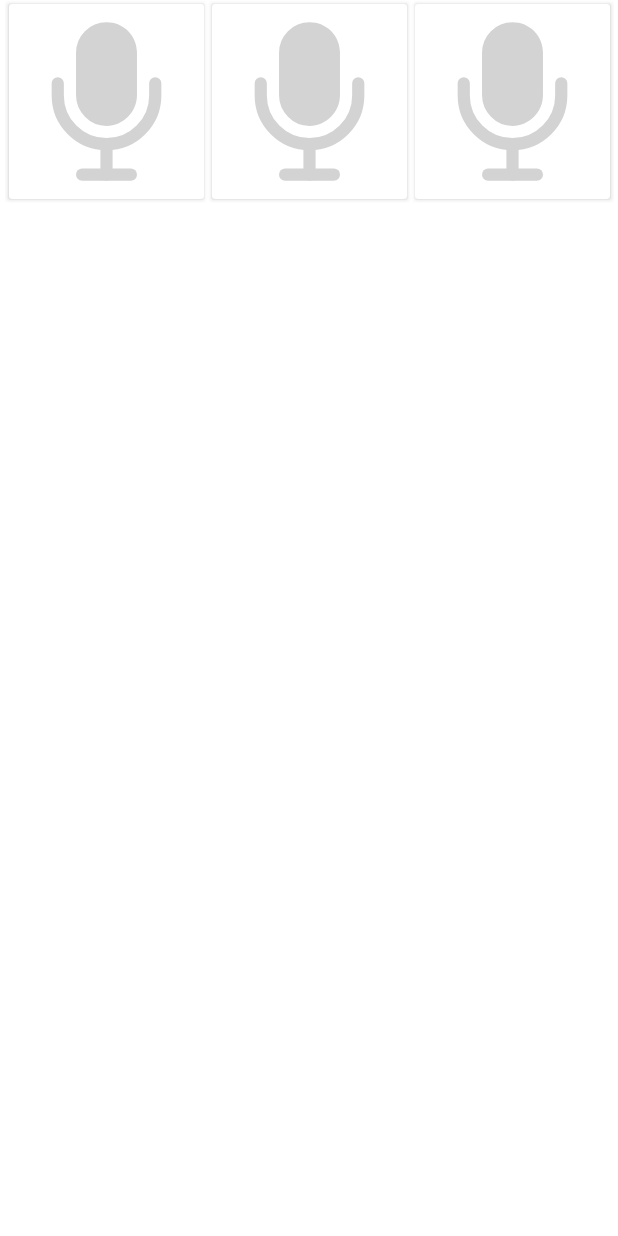
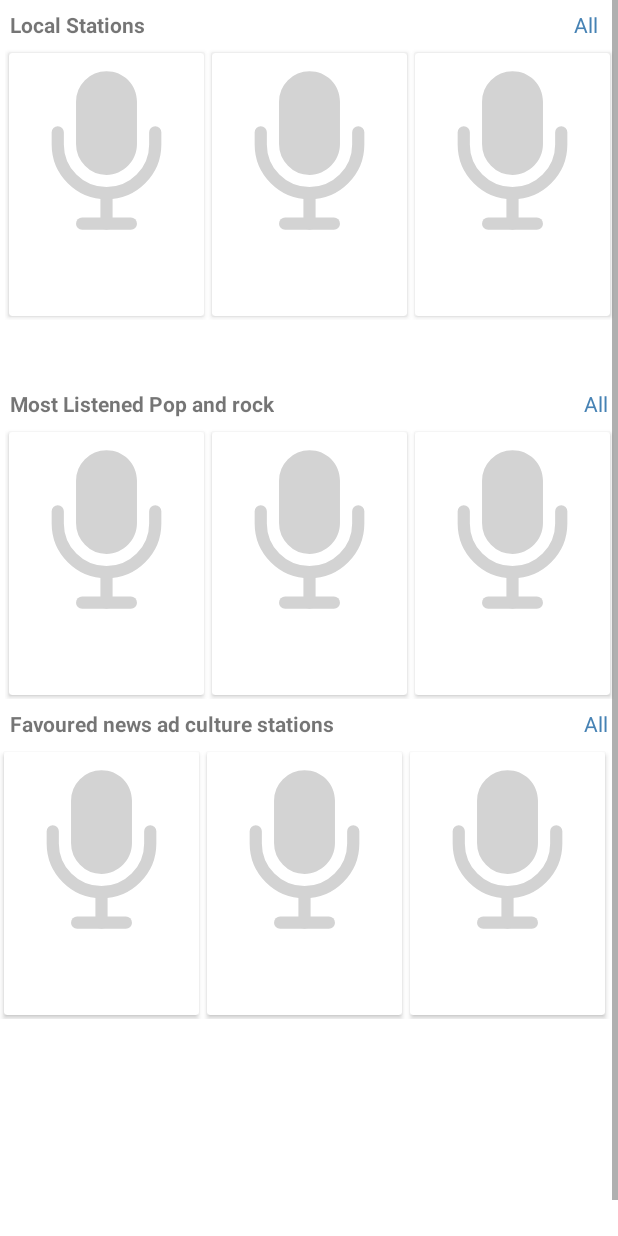
Before and after one commit to Souch007/RadioApp, an Android app: the layout fragment_radio.xml on its own in the app's theme, with its tools: preview values and no code run, on a phone screen of 412 x 824 dp. Run offline under Robolectric (Android 15) with nearby library versions, the phone set to English and light mode, and no system bars.

Commit message:
Pop and news _api embeeded
Pop and news _api embeeded

```diff
--- a/app/src/main/java/com/coderoids/radio/request/AppApis.kt
+++ b/app/src/main/java/com/coderoids/radio/request/AppApis.kt
@@ -6,4 +6,10 @@ import retrofit2.http.GET
 interface AppApis {
 @GET(AppConstants.FETCH_RADIO)
 suspend fun getRadioStations() : RadioData
+
+@GET(AppConstants.FETCH_RADIO_POP_ROCK)
+suspend  fun getPopRockRadioStations() : RadioData
+
+@GET(AppConstants.FETCH_NEWS_CULTURE)
+suspend  fun getRadioNewsStations() : RadioData
 }
--- a/app/src/main/java/com/coderoids/radio/request/AppConstants.kt
+++ b/app/src/main/java/com/coderoids/radio/request/AppConstants.kt
@@ -3,4 +3,6 @@ package com.coderoids.radio.request
 object AppConstants {
     const val BASE_URL = "http://3.16.38.179:3000/";
     const val FETCH_RADIO = "radio-api/";
+    const val FETCH_RADIO_POP_ROCK = "radio-api/rock";
+    const val FETCH_NEWS_CULTURE = "radio-api/news";
 }
--- a/app/src/main/java/com/coderoids/radio/request/repository/AppRepository.kt
+++ b/app/src/main/java/com/coderoids/radio/request/repository/AppRepository.kt
@@ -6,4 +6,12 @@ class AppRepository (private val appApis: AppApis) : BaseRepository() {
     suspend fun getRadioListing() = safeApiCall {
         appApis.getRadioStations()
     }
+
+    suspend fun getPopRockRadioListing() = safeApiCall {
+        appApis.getPopRockRadioStations()
+    }
+
+    suspend fun getRadioNewsListing() = safeApiCall {
+        appApis.getRadioNewsStations()
+    }
 }
--- a/app/src/main/java/com/coderoids/radio/ui/radio/RadioFragment.kt
+++ b/app/src/main/java/com/coderoids/radio/ui/radio/RadioFragment.kt
@@ -15,6 +15,8 @@ class RadioFragment : BaseFragment<FragmentRadioBinding>(R.layout.fragment_radio
         binding.lifecycleOwner =this@RadioFragment
         binding.radioDataBinding =radioViewModel
         radioViewModel.getRadioListing()
+        radioViewModel.getRadioPopListing()
+        radioViewModel.getRadioNewsListing()
 
         radioViewModel.radioListing.observe(this@RadioFragment) {
             val data = (it as Resource.Success).value.data
@@ -22,6 +24,20 @@ class RadioFragment : BaseFragment<FragmentRadioBinding>(R.layout.fragment_radio
             binding.adapter = com.coderoids.radio.ui.radio.adapter.RadioFragmentAdapter(listOf(),radioViewModel)
         }
 
+        radioViewModel.radioPopListing.observe(this@RadioFragment){
+            val data = (it as Resource.Success).value.data
+            radioViewModel._radioPopListArray.value = data
+            binding.popadapter = com.coderoids.radio.ui.radio.adapter.RadioFragmentAdapter(listOf(),radioViewModel)
+
+        }
+
+        radioViewModel.radioNewsListing.observe(this@RadioFragment){
+            val data = (it as Resource.Success).value.data
+            radioViewModel._radioNewsListArray.value = data
+            binding.newsadapter = com.coderoids.radio.ui.radio.adapter.RadioFragmentAdapter(listOf(),radioViewModel)
+
+        }
+
 
     }
 
--- a/app/src/main/java/com/coderoids/radio/ui/radio/RadioViewModel.kt
+++ b/app/src/main/java/com/coderoids/radio/ui/radio/RadioViewModel.kt
@@ -17,11 +17,23 @@ class RadioViewModel() : ViewModel() , OnClickListnerRadio {
 
     val remoteDataSource = RemoteDataSource()
     val appRepository = AppRepository(remoteDataSource.buildApi(AppApis::class.java))
+    //_________________________________ Radio______________________//
     val _radioListing = MutableLiveData<Resource<RadioData>>()
+    val radioListing: LiveData<Resource<RadioData>> = _radioListing
     val radioListArray = MutableLiveData<List<Data>>()
+    val radioListingArray: LiveData<List<Data>> = radioListArray
 
-    val radioListingArray: LiveData<List<Data>> = radioListArray
-    val radioListing: LiveData<Resource<RadioData>> = _radioListing
+    //_________________________________ Radio Pop and Rock______________________//
+    val _radioPopListing = MutableLiveData<Resource<RadioData>>()
+    val radioPopListing: LiveData<Resource<RadioData>> = _radioPopListing
+    val _radioPopListArray = MutableLiveData<List<Data>>()
+    val radioPopListingArray: LiveData<List<Data>> = _radioPopListArray
+
+    //_________________________________ Radio News and Culture______________________//
+    val _radioNewsListing = MutableLiveData<Resource<RadioData>>()
+    val radioNewsListing: LiveData<Resource<RadioData>> = _radioNewsListing
+    val _radioNewsListArray = MutableLiveData<List<Data>>()
+    val radioNewsListingArray: LiveData<List<Data>> = _radioNewsListArray
 
     fun getRadioListing(){
         viewModelScope.launch {
@@ -29,6 +41,18 @@ class RadioViewModel() : ViewModel() , OnClickListnerRadio {
         }
     }
 
+    fun getRadioPopListing(){
+        viewModelScope.launch {
+            _radioPopListing.value = appRepository.getPopRockRadioListing()
+        }
+    }
+
+    fun getRadioNewsListing(){
+        viewModelScope.launch {
+            _radioNewsListing.value = appRepository.getRadioNewsListing()
+        }
+    }
+
     override fun onRadioClicked(data: Data) {
 
     }
--- a/app/src/main/res/layout/fragment_radio.xml
+++ b/app/src/main/res/layout/fragment_radio.xml
@@ -12,29 +12,60 @@
         <variable
             name="adapter"
             type="com.coderoids.radio.ui.radio.adapter.RadioFragmentAdapter" />
+
+        <variable
+            name="popadapter"
+            type="com.coderoids.radio.ui.radio.adapter.RadioFragmentAdapter" />
+
+        <variable
+            name="newsadapter"
+            type="com.coderoids.radio.ui.radio.adapter.RadioFragmentAdapter" />
     </data>
 <ScrollView
-
     android:layout_width="match_parent"
     android:layout_height="match_parent"
     android:fillViewport="true">
 <androidx.constraintlayout.widget.ConstraintLayout
     android:layout_width="match_parent"
     android:layout_height="0dp"
+    android:orientation="vertical"
     tools:context=".ui.radio.RadioFragment">
 
-    <androidx.recyclerview.widget.RecyclerView
+    <TextView
+        android:id="@+id/tv_local_stations"
+        android:layout_width="0dp"
+        android:layout_height="wrap_content"
+        android:text="Local Stations"
+        android:textStyle="bold"
+        android:padding="@dimen/_5sdp"
+        app:layout_constraintEnd_toStartOf="@+id/tv_all_tag"
+        app:layout_constraintStart_toStartOf="parent"
+        app:layout_constraintTop_toTopOf="parent" />
+
+    <TextView
+        android:id="@+id/tv_all_tag"
         android:layout_width="wrap_content"
         android:layout_height="wrap_content"
+        android:layout_marginEnd="@dimen/_5sdp"
+        android:padding="@dimen/_5sdp"
+        android:text="All"
+        android:textColor="@color/SteelBlue"
+        app:layout_constraintBottom_toTopOf="@+id/all_radio_stations"
+        app:layout_constraintEnd_toEndOf="parent"
+        app:layout_constraintTop_toTopOf="parent" />
+
+    <androidx.recyclerview.widget.RecyclerView
         android:id="@+id/all_radio_stations"
+        android:layout_width="wrap_content"
+        android:layout_height="wrap_content"
+        android:orientation="horizontal"
+        app:layoutManager="androidx.recyclerview.widget.LinearLayoutManager"
         app:layout_constraintEnd_toEndOf="parent"
         app:layout_constraintStart_toStartOf="parent"
-        app:layout_constraintTop_toTopOf="parent"
-        android:orientation="horizontal"
+        app:layout_constraintTop_toBottomOf="@+id/tv_local_stations"
         app:setAdapter="@{adapter}"
         app:submitList="@{radioDataBinding.radioListingArray}"
-        tools:listitem="@layout/radio_row"
-        app:layoutManager="androidx.recyclerview.widget.LinearLayoutManager"/>
+        tools:listitem="@layout/radio_row" />
 
     <View
         android:id="@+id/ads_view"
@@ -44,21 +75,71 @@
         app:layout_constraintStart_toStartOf="parent"
         app:layout_constraintTop_toBottomOf="@+id/all_radio_stations" />
 
-    <androidx.recyclerview.widget.RecyclerView
-        android:id="@+id/most_listened_pop_rock"
-        android:layout_width="match_parent"
+    <TextView
+        android:id="@+id/tv_pop_rock"
+        android:layout_width="0dp"
         android:layout_height="wrap_content"
-        app:layout_constraintEnd_toEndOf="parent"
+        android:padding="@dimen/_5sdp"
+        android:text="Most Listened Pop and rock"
+        android:textStyle="bold"
         app:layout_constraintStart_toStartOf="parent"
         app:layout_constraintTop_toBottomOf="@+id/ads_view" />
 
+    <TextView
+        android:id="@+id/tv_all_tag_pop_rock"
+        android:layout_width="wrap_content"
+        android:layout_height="wrap_content"
+        android:padding="@dimen/_5sdp"
+        android:text="All"
+        android:textColor="@color/SteelBlue"
+        app:layout_constraintEnd_toEndOf="parent"
+        app:layout_constraintTop_toBottomOf="@+id/ads_view" />
+    <androidx.recyclerview.widget.RecyclerView
+        android:id="@+id/most_listened_pop_rock"
+        android:layout_width="wrap_content"
+        android:layout_height="wrap_content"
+        android:orientation="horizontal"
+        app:layoutManager="androidx.recyclerview.widget.LinearLayoutManager"
+        app:setAdapter="@{popadapter}"
+        app:submitList="@{radioDataBinding.radioPopListingArray}"
+        tools:listitem="@layout/radio_row"
+        app:layout_constraintEnd_toEndOf="parent"
+        app:layout_constraintStart_toStartOf="parent"
+        app:layout_constraintTop_toBottomOf="@+id/tv_pop_rock" />
+
+
+    <TextView
+        android:id="@+id/tv_news"
+        android:layout_width="0dp"
+        android:layout_height="wrap_content"
+        android:padding="@dimen/_5sdp"
+        android:text="Favoured news ad culture stations"
+        android:textStyle="bold"
+        app:layout_constraintStart_toStartOf="parent"
+        app:layout_constraintTop_toBottomOf="@+id/most_listened_pop_rock" />
+
+    <TextView
+        android:id="@+id/tv_all_tag_news"
+        android:layout_width="wrap_content"
+        android:layout_height="wrap_content"
+        android:padding="@dimen/_5sdp"
+        android:text="All"
+        android:textColor="@color/SteelBlue"
+        app:layout_constraintEnd_toEndOf="parent"
+        app:layout_constraintTop_toBottomOf="@+id/most_listened_pop_rock" />
     <androidx.recyclerview.widget.RecyclerView
         android:id="@+id/featured_news_culture_stations"
         android:layout_width="match_parent"
         android:layout_height="wrap_content"
         app:layout_constraintEnd_toEndOf="parent"
         app:layout_constraintStart_toStartOf="parent"
-        app:layout_constraintTop_toBottomOf="@+id/most_listened_pop_rock" />
+        app:layout_constraintTop_toBottomOf="@+id/tv_all_tag_news"
+        app:layoutManager="androidx.recyclerview.widget.LinearLayoutManager"
+        android:orientation="horizontal"
+        app:setAdapter="@{newsadapter}"
+        app:submitList="@{radioDataBinding.radioNewsListingArray}"
+        tools:listitem="@layout/radio_row"
+       />
 
     <androidx.recyclerview.widget.RecyclerView
         android:id="@+id/top_100_radio_listing"
@@ -66,7 +147,7 @@
         android:layout_height="wrap_content"
         app:layout_constraintEnd_toEndOf="parent"
         app:layout_constraintStart_toStartOf="parent"
-        app:layout_constraintTop_toBottomOf="@+id/most_listened_pop_rock" />
+        app:layout_constraintTop_toBottomOf="@+id/featured_news_culture_stations" />
 
     <RelativeLayout
         android:id="@+id/podcast_view"
--- a/app/src/main/res/layout/radio_row.xml
+++ b/app/src/main/res/layout/radio_row.xml
@@ -20,7 +20,7 @@
 
     <LinearLayout
         android:layout_width="@dimen/_100sdp"
-        android:layout_height="@dimen/_100sdp"
+        android:layout_height="@dimen/_135sdp"
         android:orientation="vertical"
         app:layout_constraintStart_toStartOf="parent"
         app:layout_constraintTop_toTopOf="parent">
--- a/app/src/main/res/values/themes.xml
+++ b/app/src/main/res/values/themes.xml
@@ -8,7 +8,7 @@
         <!-- Secondary brand color. -->
         <item name="colorOnSecondary">@color/Black</item>
         <!-- Status bar color. -->
-        <item name="android:statusBarColor" tools:targetApi="l">?attr/colorPrimaryVariant</item>
+        <item name="android:statusBarColor" tools:targetApi="l">@color/Black</item>
         <!-- Customize your theme here. -->
     </style>
 
```
